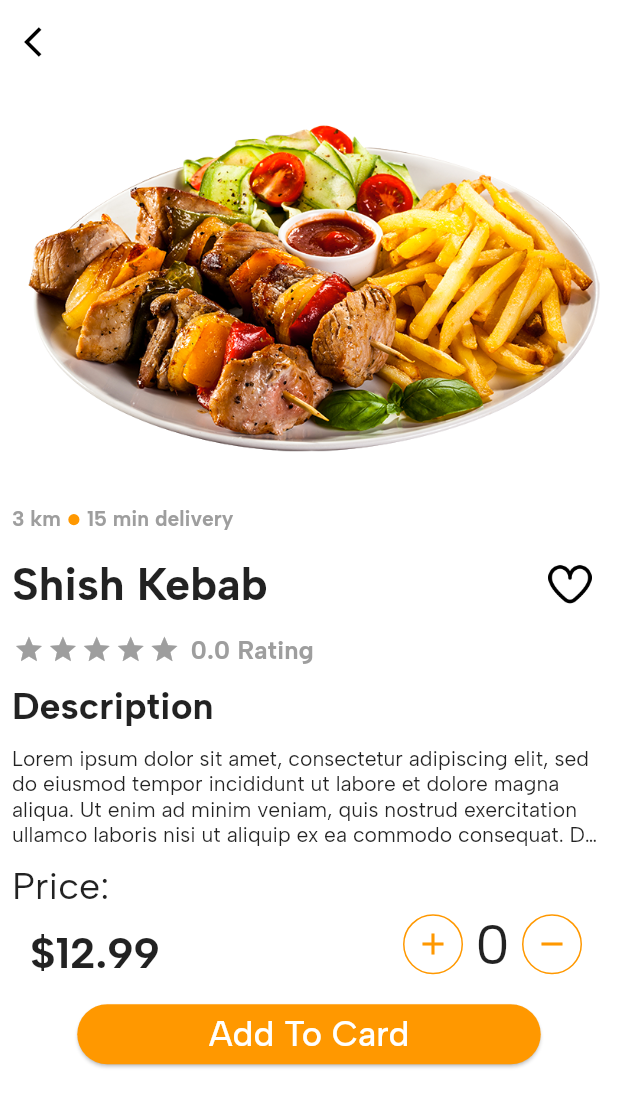
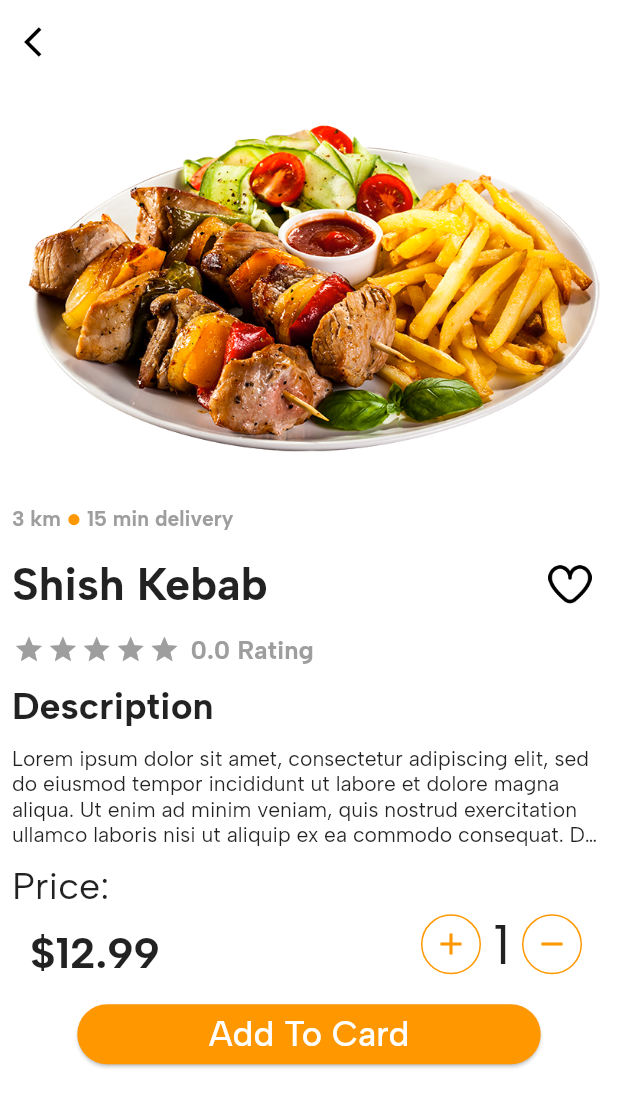
Before and after one commit to MoeAlm/food_app, a Flutter app: the DetailsScreen screen opened directly with sample values from the repository, after a tap on the "remove" icon, after a tap on the "add" icon, on a phone screen of 412 x 824 dp. Shown: the top 1107 px of the screen. Run offline on Flutter 3.47's test engine with Material 2 defaults, Android fonts, the phone set to English and light mode, and no system bars; drawn by our look-alikes of flutter_rating_bar; our stand-ins replace animated_bottom_navigation_bar, bloc, flutter_bloc, google_fonts, smooth_page_indicator, velocity_x; statements that could not run were skipped.

Commit message:
Initial commit

```diff
--- a/lib/core/cubit/cubit.dart
+++ b/lib/core/cubit/cubit.dart
@@ -13,7 +13,7 @@ class FoodCubit extends Cubit<AppState> {
   int indexOfCategories = 0;
   int indexOfPageView = 0;
   double ratingCount = 0;
-  int priceCount = 0;
+  int priceCount = 1;
   bool isLiked = false;
 
   PageController pageController = PageController();
@@ -88,7 +88,10 @@ class FoodCubit extends Cubit<AppState> {
   }
 
   void minusCount() {
-    priceCount--;
+    if (priceCount > 0) {
+      priceCount--;
+      emit(MinusItemChanges());
+    }
     emit(MinusItemChanges());
   }
   void liked(){
--- a/lib/view/detail_screen.dart
+++ b/lib/view/detail_screen.dart
@@ -139,7 +139,7 @@ class DetailsScreen extends StatelessWidget {
                         mainAxisAlignment: MainAxisAlignment.spaceBetween,
                         children: [
                           Text(
-                            '\$${cubit.priceCount <= 0 ? model.price : model.price * cubit.priceCount}',
+                            '\$${double.parse((model.price * cubit.priceCount).toStringAsFixed(2))}',
                             style: TextStyle(
                                 fontSize: width * 0.07,
                                 fontWeight: FontWeight.bold),
@@ -173,7 +173,8 @@ class DetailsScreen extends StatelessWidget {
                                 shape: RoundedRectangleBorder(
                                     borderRadius: BorderRadius.circular(60),
                                     side:
-                                        const BorderSide(color: Colors.orange)),
+                                        const BorderSide(color: Colors.orange),
+                                ),
                                 backgroundColor: Colors.transparent,
                                 foregroundColor: Colors.orange,
                                 splashColor: Colors.orange,
```
